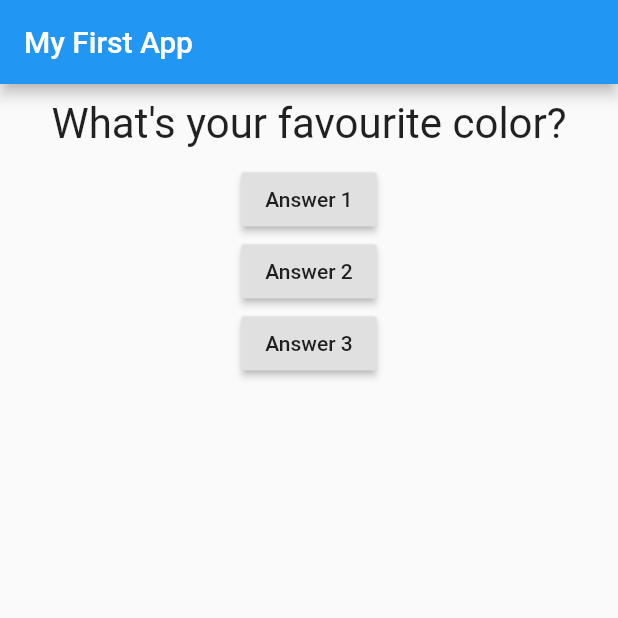
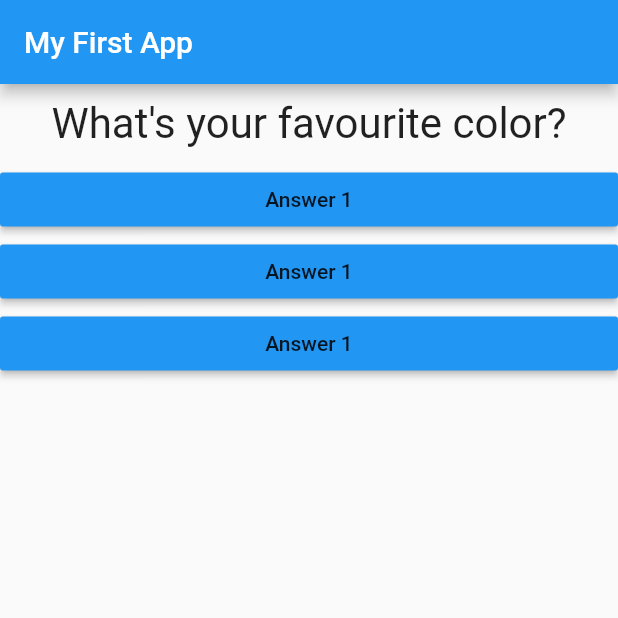
Before and after one commit to Hamza91able/flutter_basics, a Flutter app: the screen it shows after launch, on a phone screen of 412 x 824 dp, the top half of it. Run offline on Flutter 3.47's test engine with Material 2 defaults, Android fonts, the phone set to English and light mode, and no system bars.

```diff
--- /dev/null
+++ b/lib/answer.dart
@@ -0,0 +1,19 @@
+import 'package:flutter/material.dart';
+
+class Answer extends StatelessWidget {
+  final Function selectHandler;
+
+  Answer(this.selectHandler);
+
+  @override
+  Widget build(BuildContext context) {
+    return Container(
+      width: double.infinity,
+      child: RaisedButton(
+        color: Colors.blue,
+        child: Text('Answer 1'),
+        onPressed: selectHandler,
+      ),
+    );
+  }
+}
--- a/lib/main.dart
+++ b/lib/main.dart
@@ -1,6 +1,7 @@
 import 'package:flutter/material.dart';
 
 import './question.dart';
+import './answer.dart';
 
 // void main() {
 //   runApp(MyApp());
@@ -42,21 +43,9 @@ class _MyAppState extends State<MyApp> {
             Question(
               questions[_questionIndex],
             ),
-            RaisedButton(
-              child: Text('Answer 1'),
-              onPressed: _answerQuestion,
-            ),
-            RaisedButton(
-              child: Text('Answer 2'),
-              onPressed: () => print('Answer 2'),
-            ),
-            RaisedButton(
-              child: Text('Answer 3'),
-              onPressed: () {
-                //...
-                print('Answer 3');
-              },
-            ),
+            Answer(_answerQuestion),
+            Answer(_answerQuestion),
+            Answer(_answerQuestion),
           ],
         ),
       ),
```
